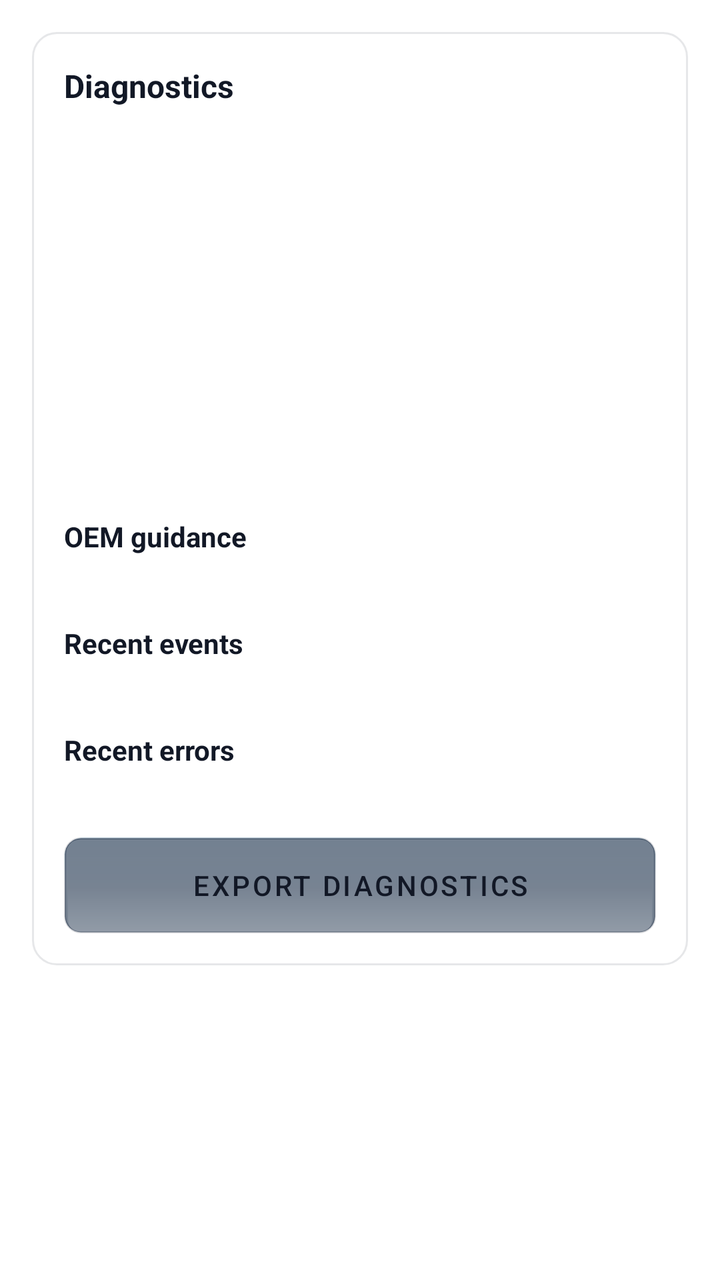
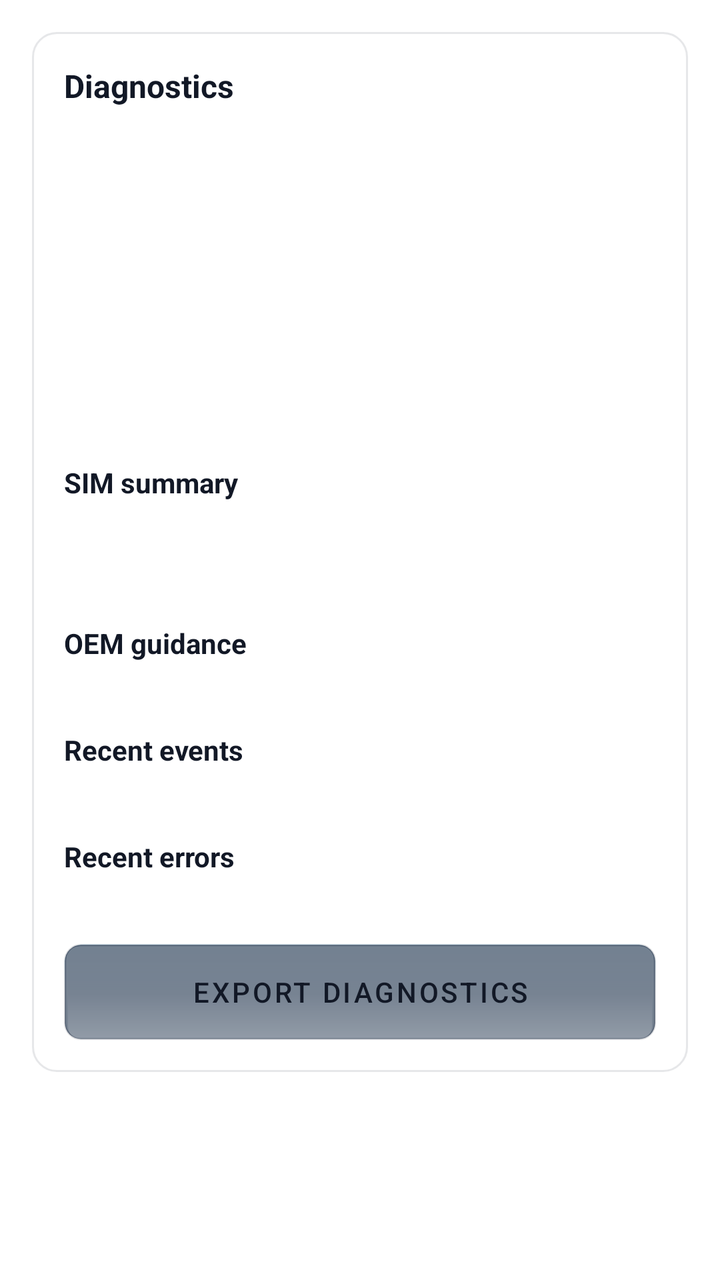

An Android layout rendered at two revisions. The XML below is the earlier revision; the diff shows what the commit changed to produce the second picture.
<!-- AndroidManifest.xml: application theme AppTheme -->
<!-- res/layout/fragment_diagnostics.xml -->
<?xml version="1.0" encoding="utf-8"?>
<ScrollView xmlns:android="http://schemas.android.com/apk/res/android"
    android:layout_width="match_parent"
    android:layout_height="match_parent">

    <LinearLayout
        android:layout_width="match_parent"
        android:layout_height="wrap_content"
        android:orientation="vertical"
        android:padding="16dp">

        <LinearLayout
            android:layout_width="match_parent"
            android:layout_height="wrap_content"
            android:background="@drawable/glass_panel"
            android:orientation="vertical"
            android:padding="16dp">

            <TextView
                android:id="@+id/diag_header"
                android:layout_width="match_parent"
                android:layout_height="wrap_content"
                android:text="@string/diag_header"
                android:textColor="@color/text_primary"
                android:textSize="16sp"
                android:textStyle="bold" />

            <TextView
                android:id="@+id/diag_permissions"
                android:layout_width="match_parent"
                android:layout_height="wrap_content"
                android:layout_marginTop="12dp"
                android:textColor="@color/text_secondary"
                android:textSize="14sp" />

            <TextView
                android:id="@+id/diag_pairing"
                android:layout_width="match_parent"
                android:layout_height="wrap_content"
                android:layout_marginTop="8dp"
                android:textColor="@color/text_secondary"
                android:textSize="14sp" />

            <TextView
                android:id="@+id/diag_config_version"
                android:layout_width="match_parent"
                android:layout_height="wrap_content"
                android:layout_marginTop="8dp"
                android:textColor="@color/text_secondary"
                android:textSize="14sp" />

            <TextView
                android:id="@+id/diag_last_heartbeat"
                android:layout_width="match_parent"
                android:layout_height="wrap_content"
                android:layout_marginTop="8dp"
                android:textColor="@color/text_secondary"
                android:textSize="14sp" />

            <TextView
                android:id="@+id/diag_last_error"
                android:layout_width="match_parent"
                android:layout_height="wrap_content"
                android:layout_marginTop="8dp"
                android:textColor="@color/text_secondary"
                android:textSize="14sp" />

            <TextView
                android:id="@+id/diag_overrides"
                android:layout_width="match_parent"
                android:layout_height="wrap_content"
                android:layout_marginTop="8dp"
                android:textColor="@color/text_secondary"
                android:textSize="14sp" />

            <TextView
                android:id="@+id/diag_service_mode"
                android:layout_width="match_parent"
                android:layout_height="wrap_content"
                android:layout_marginTop="8dp"
                android:textColor="@color/text_secondary"
                android:textSize="14sp" />

            <TextView
                android:id="@+id/diag_oem_guidance_label"
                android:layout_width="match_parent"
                android:layout_height="wrap_content"
                android:layout_marginTop="12dp"
                android:text="@string/diag_oem_guidance"
                android:textColor="@color/text_primary"
                android:textSize="14sp"
                android:textStyle="bold" />

            <TextView
                android:id="@+id/diag_oem_guidance"
                android:layout_width="match_parent"
                android:layout_height="wrap_content"
                android:layout_marginTop="6dp"
                android:textColor="@color/text_secondary"
                android:textSize="12sp" />

            <TextView
                android:id="@+id/diag_recent_events_label"
                android:layout_width="match_parent"
                android:layout_height="wrap_content"
                android:layout_marginTop="12dp"
                android:text="@string/diag_recent_events"
                android:textColor="@color/text_primary"
                android:textSize="14sp"
                android:textStyle="bold" />

            <TextView
                android:id="@+id/diag_recent_events"
                android:layout_width="match_parent"
                android:layout_height="wrap_content"
                android:layout_marginTop="6dp"
                android:textColor="@color/text_secondary"
                android:textSize="12sp" />

            <TextView
                android:id="@+id/diag_recent_errors_label"
                android:layout_width="match_parent"
                android:layout_height="wrap_content"
                android:layout_marginTop="12dp"
                android:text="@string/diag_recent_errors"
                android:textColor="@color/text_primary"
                android:textSize="14sp"
                android:textStyle="bold" />

            <TextView
                android:id="@+id/diag_recent_errors"
                android:layout_width="match_parent"
                android:layout_height="wrap_content"
                android:layout_marginTop="6dp"
                android:textColor="@color/text_secondary"
                android:textSize="12sp" />

            <Button
                android:id="@+id/export_diagnostics"
                android:layout_width="match_parent"
                android:layout_height="wrap_content"
                android:layout_marginTop="12dp"
                android:background="@drawable/glass_button"
                android:text="@string/export_diagnostics"
                android:textColor="@color/text_primary" />
        </LinearLayout>
    </LinearLayout>
</ScrollView>
<!-- resources referenced by this layout -->
<resources>
  <color name="text_primary">#121826</color>
  <color name="text_secondary">#3A455A</color>
  <!-- drawable glass_button: vector/xml drawable (drawable, 2536 chars, omitted) -->
  <!-- drawable glass_panel (drawable) -->
  <?xml version="1.0" encoding="utf-8"?>
  <shape xmlns:android="http://schemas.android.com/apk/res/android" android:shape="rectangle">
      <solid android:color="@color/graphite_panel" />
      <stroke
          android:width="1dp"
          android:color="@color/graphite_border" />
      <corners android:radius="12dp" />
      <padding
          android:left="12dp"
          android:top="12dp"
          android:right="12dp"
          android:bottom="12dp" />
  </shape>
  <string name="diag_header">Diagnostics</string>
  <string name="diag_oem_guidance">OEM guidance</string>
  <string name="diag_recent_errors">Recent errors</string>
  <string name="diag_recent_events">Recent events</string>
  <string name="export_diagnostics">Export diagnostics</string>
  <style name="AppTheme" parent="Theme.MaterialComponents.DayNight.NoActionBar">
          <item name="android:statusBarColor">@color/graphite_bg</item>
          <item name="android:windowLightStatusBar">true</item>
          <item name="colorPrimary">@color/accent_primary</item>
          <item name="colorPrimaryVariant">@color/accent_info</item>
          <item name="colorSecondary">@color/accent_info</item>
          <item name="colorSurface">@color/graphite_panel_solid</item>
          <item name="colorOnPrimary">@color/text_primary</item>
          <item name="colorOnSurface">@color/text_primary</item>
          <item name="colorControlActivated">@color/accent_primary</item>
          <item name="colorControlHighlight">@color/accent_primary</item>
          <item name="materialButtonStyle">@style/GlassButton</item>
          <item name="preferenceTheme">@style/PreferenceThemeOverlayGlass</item>
      </style>
  <color name="graphite_panel">#B7FFFFFF</color>
  <color name="graphite_border">#1A121826</color>
  <color name="graphite_bg">#F6F7FA</color>
  <color name="accent_primary">#1FA7E6</color>
  <color name="accent_info">#4658F0</color>
  <color name="graphite_panel_solid">#FFFFFF</color>
  <style name="GlassButton" parent="Widget.MaterialComponents.Button">
          <item name="android:background">@drawable/glass_button</item>
          <item name="android:backgroundTint">@null</item>
          <item name="backgroundTint">@null</item>
          <item name="android:insetLeft">0dp</item>
          <item name="android:insetRight">0dp</item>
          <item name="android:insetTop">0dp</item>
          <item name="android:insetBottom">0dp</item>
          <item name="android:textColor">@color/text_primary</item>
      </style>
  <style name="PreferenceThemeOverlayGlass" parent="PreferenceThemeOverlay.v14.Material">
          <item name="android:colorAccent">@color/accent_primary</item>
          <item name="colorAccent">@color/accent_primary</item>
          <item name="android:textColorPrimary">@color/text_primary</item>
          <item name="android:textColorSecondary">@color/text_secondary</item>
      </style>
</resources>

<!-- the commit's change to res/layout/fragment_diagnostics.xml (unified diff, before → after) -->
@@ -74,6 +74,24 @@
                 android:textSize="14sp" />
 
             <TextView
+                android:id="@+id/diag_sim_summary_label"
+                android:layout_width="match_parent"
+                android:layout_height="wrap_content"
+                android:layout_marginTop="12dp"
+                android:text="@string/diag_sim_summary"
+                android:textColor="@color/text_primary"
+                android:textSize="14sp"
+                android:textStyle="bold" />
+
+            <TextView
+                android:id="@+id/diag_sim_summary"
+                android:layout_width="match_parent"
+                android:layout_height="wrap_content"
+                android:layout_marginTop="6dp"
+                android:textColor="@color/text_secondary"
+                android:textSize="12sp" />
+
+            <TextView
                 android:id="@+id/diag_service_mode"
                 android:layout_width="match_parent"
                 android:layout_height="wrap_content"
<!-- resource entries referenced after the edit -->
@@ -21,6 +21,7 @@
   <string name="diag_oem_guidance">OEM guidance</string>
   <string name="diag_recent_errors">Recent errors</string>
   <string name="diag_recent_events">Recent events</string>
+  <string name="diag_sim_summary">SIM summary</string>
   <string name="export_diagnostics">Export diagnostics</string>
   <style name="AppTheme" parent="Theme.MaterialComponents.DayNight.NoActionBar">
           <item name="android:statusBarColor">@color/graphite_bg</item>
